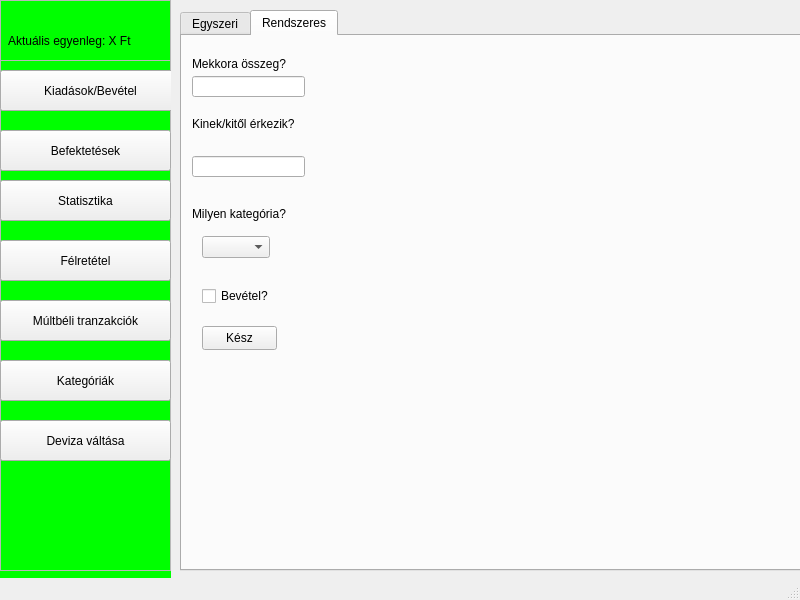
First picture: the form in Penzugyi.ui, repository Kzmkr/gui-bank, before the edit.
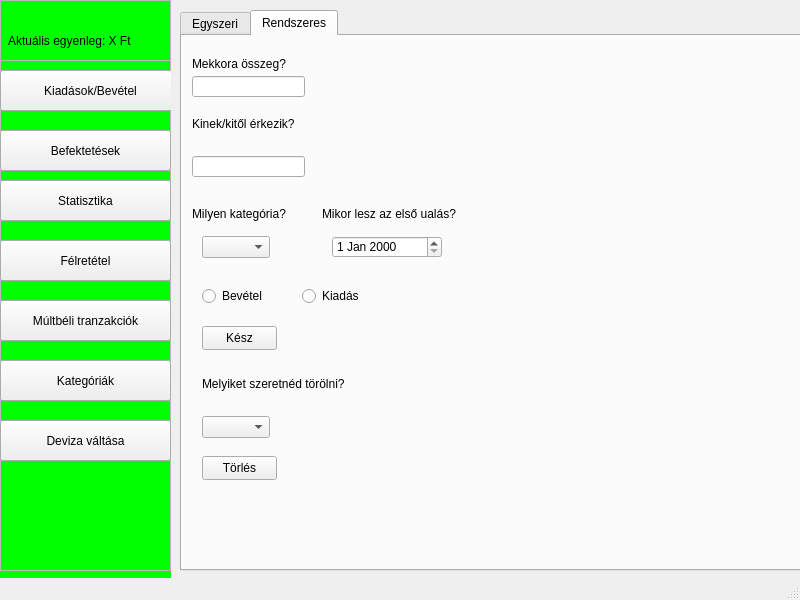
Second picture: the form after the edit. The open tabs and pages were chosen to show the change.

Patch:
```diff
--- a/Penzugyi.ui
+++ b/Penzugyi.ui
@@ -375,20 +375,7 @@
           </rect>
          </property>
         </widget>
-        <widget class="QCheckBox" name="kapcs_2">
-         <property name="geometry">
-          <rect>
-           <x>20</x>
-           <y>250</y>
-           <width>75</width>
-           <height>20</height>
-          </rect>
-         </property>
-         <property name="text">
-          <string>Bevétel?</string>
-         </property>
-        </widget>
-        <widget class="QPushButton" name="KeszEgyszeri_2">
+        <widget class="QPushButton" name="RendszeresKesz">
          <property name="geometry">
           <rect>
            <x>20</x>
@@ -401,6 +388,91 @@
           <string>Kész</string>
          </property>
         </widget>
+        <widget class="QRadioButton" name="RendszeresBevetel">
+         <property name="geometry">
+          <rect>
+           <x>20</x>
+           <y>250</y>
+           <width>89</width>
+           <height>20</height>
+          </rect>
+         </property>
+         <property name="text">
+          <string>Bevétel</string>
+         </property>
+        </widget>
+        <widget class="QRadioButton" name="RendszeresKiadas">
+         <property name="geometry">
+          <rect>
+           <x>120</x>
+           <y>250</y>
+           <width>89</width>
+           <height>20</height>
+          </rect>
+         </property>
+         <property name="text">
+          <string>Kiadás</string>
+         </property>
+        </widget>
+        <widget class="QDateEdit" name="dateEdit">
+         <property name="geometry">
+          <rect>
+           <x>150</x>
+           <y>200</y>
+           <width>110</width>
+           <height>22</height>
+          </rect>
+         </property>
+        </widget>
+        <widget class="QLabel" name="label_17">
+         <property name="geometry">
+          <rect>
+           <x>140</x>
+           <y>170</y>
+           <width>141</width>
+           <height>16</height>
+          </rect>
+         </property>
+         <property name="text">
+          <string>Mikor lesz az első ualás?</string>
+         </property>
+        </widget>
+        <widget class="QComboBox" name="RendszeresValasztas">
+         <property name="geometry">
+          <rect>
+           <x>20</x>
+           <y>380</y>
+           <width>68</width>
+           <height>22</height>
+          </rect>
+         </property>
+        </widget>
+        <widget class="QLabel" name="label_18">
+         <property name="geometry">
+          <rect>
+           <x>20</x>
+           <y>340</y>
+           <width>151</width>
+           <height>16</height>
+          </rect>
+         </property>
+         <property name="text">
+          <string>Melyiket szeretnéd törölni?</string>
+         </property>
+        </widget>
+        <widget class="QPushButton" name="RendszeresTorles">
+         <property name="geometry">
+          <rect>
+           <x>20</x>
+           <y>420</y>
+           <width>75</width>
+           <height>24</height>
+          </rect>
+         </property>
+         <property name="text">
+          <string>Törlés</string>
+         </property>
+        </widget>
        </widget>
       </widget>
      </widget>
```
Left out of the diff: 280 changed lines with no effect on the pictures.
